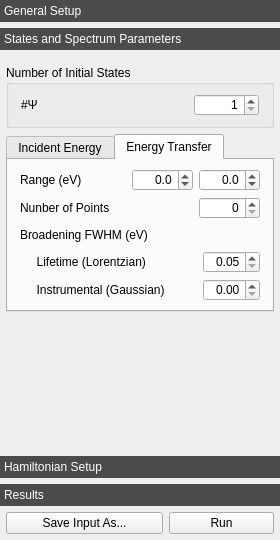
First picture: the form in crispy/resources/gui/uis/quanty.ui, repository mretegan/crispy, before the edit.
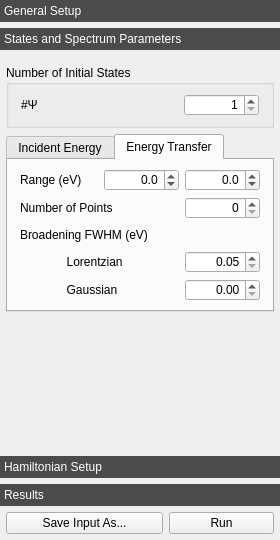
Second picture: the form after the edit. The open tabs and pages were chosen to show the change. Icons and pictures are not drawn. Custom widgets are drawn as their Qt base class.

Diff of the .ui file:
```diff
--- a/crispy/resources/gui/uis/quanty.ui
+++ b/crispy/resources/gui/uis/quanty.ui
@@ -394,7 +394,7 @@
         <rect>
          <x>0</x>
          <y>0</y>
-         <width>280</width>
+         <width>281</width>
          <height>364</height>
         </rect>
        </property>
@@ -437,9 +437,15 @@
                  <verstretch>0</verstretch>
                 </sizepolicy>
                </property>
+               <property name="minimumSize">
+                <size>
+                 <width>75</width>
+                 <height>0</height>
+                </size>
+               </property>
                <property name="maximumSize">
                 <size>
-                 <width>65</width>
+                 <width>75</width>
                  <height>16777215</height>
                 </size>
                </property>
@@ -744,9 +750,15 @@
                   <verstretch>0</verstretch>
                  </sizepolicy>
                 </property>
+                <property name="minimumSize">
+                 <size>
+                  <width>75</width>
+                  <height>0</height>
+                 </size>
+                </property>
                 <property name="maximumSize">
                  <size>
-                  <width>65</width>
+                  <width>75</width>
                   <height>16777215</height>
                  </size>
                 </property>
@@ -775,9 +787,15 @@
                   <verstretch>0</verstretch>
                  </sizepolicy>
                 </property>
+                <property name="minimumSize">
+                 <size>
+                  <width>75</width>
+                  <height>0</height>
+                 </size>
+                </property>
                 <property name="maximumSize">
                  <size>
-                  <width>65</width>
+                  <width>75</width>
                   <height>16777215</height>
                  </size>
                 </property>
@@ -817,7 +835,7 @@
                  </size>
                 </property>
                 <property name="text">
-                 <string>Nunber of Points</string>
+                 <string>Number of Points</string>
                 </property>
                </widget>
               </item>
@@ -832,9 +850,15 @@
                   <verstretch>0</verstretch>
                  </sizepolicy>
                 </property>
+                <property name="minimumSize">
+                 <size>
+                  <width>75</width>
+                  <height>0</height>
+                 </size>
+                </property>
                 <property name="maximumSize">
                  <size>
-                  <width>65</width>
+                  <width>75</width>
                   <height>16777215</height>
                  </size>
                 </property>
@@ -869,7 +893,7 @@
                  </sizepolicy>
                 </property>
                 <property name="text">
-                 <string>     Lifetime (Lorentzian)</string>
+                 <string>              Lorentzian</string>
                 </property>
                </widget>
               </item>
@@ -884,9 +908,15 @@
                   <verstretch>0</verstretch>
                  </sizepolicy>
                 </property>
+                <property name="minimumSize">
+                 <size>
+                  <width>75</width>
+                  <height>0</height>
+                 </size>
+                </property>
                 <property name="maximumSize">
                  <size>
-                  <width>65</width>
+                  <width>75</width>
                   <height>16777215</height>
                  </size>
                 </property>
@@ -917,7 +947,7 @@
                  </sizepolicy>
                 </property>
                 <property name="text">
-                 <string>     Instrumental (Gaussian)</string>
+                 <string>              Gaussian</string>
                 </property>
                </widget>
               </item>
@@ -932,9 +962,15 @@
                   <verstretch>0</verstretch>
                  </sizepolicy>
                 </property>
+                <property name="minimumSize">
+                 <size>
+                  <width>75</width>
+                  <height>0</height>
+                 </size>
+                </property>
                 <property name="maximumSize">
                  <size>
-                  <width>65</width>
+                  <width>75</width>
                   <height>16777215</height>
                  </size>
                 </property>
```
Left out of the diff: 84 changed lines with no effect on the pictures.
